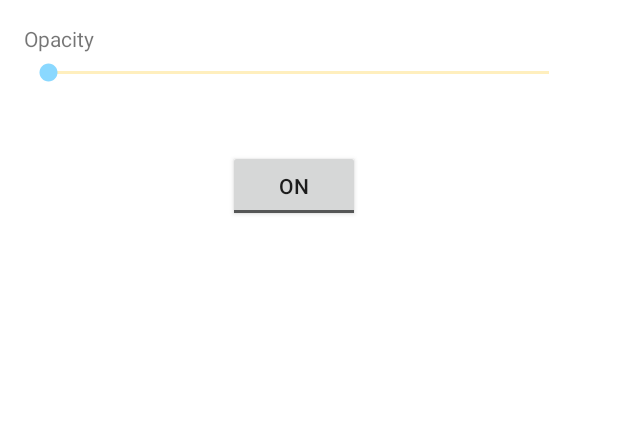
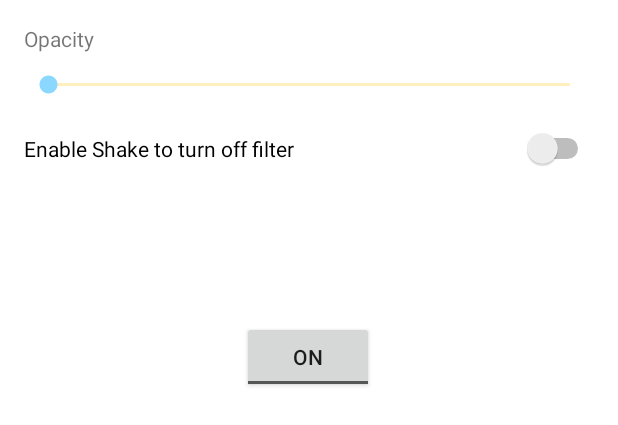
Before and after one commit to judy-chen/even-darker-android-app, an Android app: the layout activity_main.xml on its own in the app's theme, with its tools: preview values and no code run, on a phone screen of 412 x 824 dp. Shown: the top 425 px of the screen. Run offline under Robolectric (Android 15) with nearby library versions, the phone set to English and light mode, and no system bars.

Commit message:
fix UI to adapt to landscape

```diff
--- a/app/src/main/java/com/example/evendarker/MainActivity.kt
+++ b/app/src/main/java/com/example/evendarker/MainActivity.kt
@@ -1,15 +1,18 @@
 package com.example.evendarker
 
+import ShakeEventListener
 import android.app.AlertDialog
+import android.content.Context
 import android.content.DialogInterface
 import android.content.Intent
+import android.hardware.SensorManager
 import android.net.Uri
 import android.os.Build
-import androidx.appcompat.app.AppCompatActivity
 import android.os.Bundle
 import android.os.CountDownTimer
 import android.provider.Settings
 import android.widget.SeekBar
+import androidx.appcompat.app.AppCompatActivity
 import com.example.evendarker.databinding.ActivityMainBinding
 
 class MainActivity : AppCompatActivity() {
@@ -38,10 +41,11 @@ class MainActivity : AppCompatActivity() {
         setContentView(view)
         setListeners()
         if(!isPermissionGranted()) createAlert()?.show()
+
     }
 
     private fun setListeners() {
-
+        val i = Intent(this@MainActivity, ScreenFilterService::class.java)
         binding.apply {
             val seekbarList: List<SeekBar> =
                 listOf(seekOpacity)
@@ -51,7 +55,7 @@ class MainActivity : AppCompatActivity() {
             }
 
             toggleButton.setOnClickListener {
-                val i = Intent(this@MainActivity, ScreenFilterService::class.java)
+
                 if (ScreenFilterService.STATE == ScreenFilterService.STATE_ACTIVE) {
                     stopService(i)
                 }
@@ -62,6 +66,12 @@ class MainActivity : AppCompatActivity() {
                 else createAlert()?.show()
                 refresh() // corrects toggle state
             }
+        }
+
+        val sensorManager = getSystemService(Context.SENSOR_SERVICE) as SensorManager
+        ShakeEventListener(this,sensorManager){
+            println("shake!")
+            stopService(i)
         }
     }
 
--- a/app/src/main/res/layout/activity_main.xml
+++ b/app/src/main/res/layout/activity_main.xml
@@ -14,41 +14,52 @@
         android:layout_marginStart="16dp"
         android:layout_marginTop="16dp"
         android:text="Opacity"
-        app:layout_constraintBottom_toBottomOf="parent"
         app:layout_constraintEnd_toEndOf="parent"
         app:layout_constraintHorizontal_bias="0.0"
         app:layout_constraintStart_toStartOf="parent"
-        app:layout_constraintTop_toTopOf="parent"
-        app:layout_constraintVertical_bias="0.0" />
+        app:layout_constraintTop_toTopOf="parent" />
 
     <SeekBar
         android:id="@+id/seek_opacity"
-        android:layout_width="366dp"
+        android:layout_width="0dp"
         android:layout_height="26dp"
+        android:layout_marginTop="8dp"
+        android:layout_marginEnd="16dp"
+        android:max="255"
+        android:progressBackgroundTint="@color/gold"
+        android:progressTint="@color/gold"
+        android:thumbTint="@color/blue"
         app:layout_constraintEnd_toEndOf="parent"
-        app:layout_constraintHorizontal_bias="0.0"
+        app:layout_constraintHorizontal_bias="0.206"
         app:layout_constraintStart_toStartOf="@+id/opacity_text"
         app:layout_constraintTop_toBottomOf="@+id/opacity_text"
-        app:layout_wrapBehaviorInParent="vertical_only"
-        android:thumbTint="@color/blue"
-        android:progressBackgroundTint="@color/gold"
-        android:progressTint="@color/gold"
-        android:max="255"
-        />
+        app:layout_wrapBehaviorInParent="vertical_only" />
 
     <ToggleButton
         android:id="@+id/toggleButton"
         android:layout_width="wrap_content"
         android:layout_height="wrap_content"
         android:text="ToggleButton"
+        android:textOff="ON"
+        android:textOn="OFF"
         app:layout_constraintBottom_toBottomOf="parent"
         app:layout_constraintEnd_toEndOf="parent"
-        app:layout_constraintHorizontal_bias="0.47"
+        app:layout_constraintHorizontal_bias="0.498"
         app:layout_constraintStart_toStartOf="parent"
-        app:layout_constraintTop_toBottomOf="@+id/seek_opacity"
-        app:layout_constraintVertical_bias="0.054"
-        android:textOff="ON"
-        android:textOn="OFF"/>
+        app:layout_constraintTop_toBottomOf="@+id/shake_switch"
+        app:layout_constraintVertical_bias="0.153" />
+
+    <Switch
+        android:id="@+id/shake_switch"
+        android:layout_width="0dp"
+        android:layout_height="25dp"
+        android:layout_marginTop="16dp"
+        android:text="Enable Shake to turn off filter"
+        android:textAlignment="viewStart"
+        app:layout_constraintEnd_toEndOf="@+id/seek_opacity"
+        app:layout_constraintHorizontal_bias="1.0"
+        app:layout_constraintStart_toStartOf="@+id/seek_opacity"
+        app:layout_constraintTop_toBottomOf="@+id/seek_opacity" />
 
 
 </androidx.constraintlayout.widget.ConstraintLayout>
```
